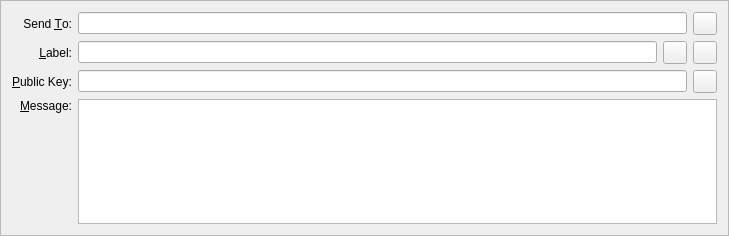
Old version of the form src/qt/forms/sendmessagesentry.ui in the repository ajeef/Rubix.
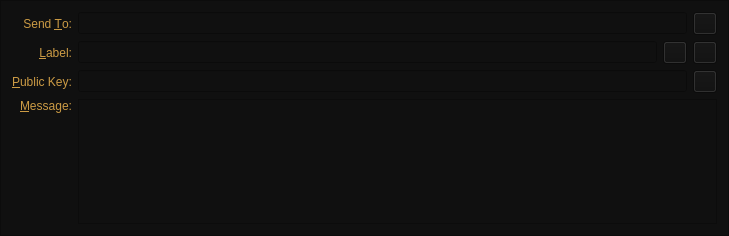
New version of the form. Icons and pictures are not drawn. Custom widgets are drawn as their Qt base class.

```diff
--- a/src/qt/forms/sendmessagesentry.ui
+++ b/src/qt/forms/sendmessagesentry.ui
@@ -13,6 +13,10 @@
   <property name="windowTitle">
    <string>Form</string>
   </property>
+  <property name="styleSheet">
+   <string notr="true">color: rgb(204, 155, 68);
+background-color: rgb(16, 16, 16);</string>
+  </property>
   <property name="frameShape">
    <enum>QFrame::StyledPanel</enum>
   </property>
```
Left out of the diff: 2 changed lines with no effect on the pictures.
